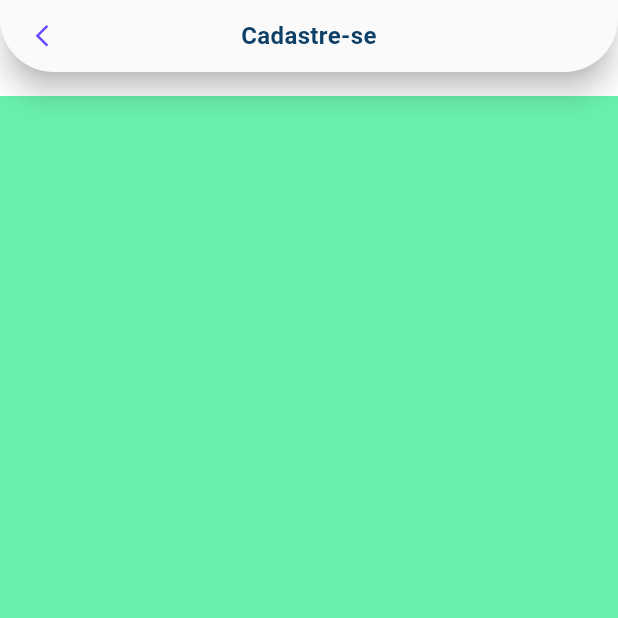
After one commit to leoCardosoDev/flutter_mac_app_agendamento, a Flutter app: the AuthPage screen opened by its route, after a tap on "Cadastrar", on a phone screen of 412 x 824 dp, the top half of it. The commit adds this screen. Run offline on Flutter 3.47's test engine with Material 3 defaults, Android fonts, the phone set to English and light mode, and no system bars; our stand-ins replace bloc, device_preview, dio, equatable, firebase_core, firebase_crashlytics and 11 more; missing offline and left inert: store_redirect; accounts and stored records are empty.

Commit message:
feat: add base page

```diff
--- /dev/null
+++ b/lib/core/widgets/app_base_page.dart
@@ -0,0 +1,70 @@
+import 'package:flutter/material.dart';
+import 'package:flutter_bloc/flutter_bloc.dart';
+import 'package:go_router/go_router.dart';
+
+import '../theme/app_theme.dart';
+import 'app_icon_button.dart';
+
+class AppBasePage extends StatelessWidget {
+  final String title;
+  final Widget body;
+  const AppBasePage({
+    super.key,
+    required this.title,
+    required this.body,
+  });
+
+  @override
+  Widget build(BuildContext context) {
+    final AppTheme theme = context.watch();
+    return Scaffold(
+      body: Stack(
+        children: [
+          SingleChildScrollView(
+            padding: EdgeInsets.only(
+              top: MediaQuery.paddingOf(context).top + 64,
+              bottom: MediaQuery.paddingOf(context).bottom,
+            ),
+            child: body,
+          ),
+          Align(
+            alignment: Alignment.topCenter,
+            child: Card(
+              color: theme.bg,
+              elevation: 8,
+              margin: EdgeInsets.zero,
+              shape: const RoundedRectangleBorder(
+                borderRadius: BorderRadius.vertical(
+                  bottom: Radius.circular(36),
+                ),
+              ),
+              child: SafeArea(
+                bottom: false,
+                child: Padding(
+                  padding: const EdgeInsets.symmetric(horizontal: 4),
+                  child: Row(
+                    mainAxisAlignment: MainAxisAlignment.center,
+                    children: [
+                      AppIconButton(
+                        iconPath: 'assets/icons/chevron_left.svg',
+                        onPressed: context.pop,
+                      ),
+                      Expanded(
+                        child: Text(
+                          title,
+                          textAlign: TextAlign.center,
+                          style: theme.body16Bold,
+                        ),
+                      ),
+                      const SizedBox(width: 48)
+                    ],
+                  ),
+                ),
+              ),
+            ),
+          ),
+        ],
+      ),
+    );
+  }
+}
--- a/lib/features/auth/pages/signup/signup_page.dart
+++ b/lib/features/auth/pages/signup/signup_page.dart
@@ -1,8 +1,5 @@
-import 'package:app_agendamento/core/theme/app_theme.dart';
-import 'package:app_agendamento/core/widgets/app_icon_button.dart';
+import 'package:app_agendamento/core/widgets/app_base_page.dart';
 import 'package:flutter/material.dart';
-import 'package:flutter_bloc/flutter_bloc.dart';
-import 'package:go_router/go_router.dart';
 
 class SignupPage extends StatefulWidget {
   const SignupPage({super.key});
@@ -14,50 +11,11 @@ class SignupPage extends StatefulWidget {
 class _SignupPageState extends State<SignupPage> {
   @override
   Widget build(BuildContext context) {
-    final AppTheme theme = context.watch();
-    return Scaffold(
-      body: Stack(
-        children: [
-          Align(
-            alignment: Alignment.topCenter,
-            child: Card(
-              color: theme.bg,
-              elevation: 8,
-              margin: EdgeInsets.zero,
-              shape: const RoundedRectangleBorder(
-                borderRadius: BorderRadius.vertical(
-                  bottom: Radius.circular(36),
-                ),
-              ),
-              child: SafeArea(
-                bottom: false,
-                child: Padding(
-                  padding: const EdgeInsets.symmetric(horizontal: 4),
-                  child: Row(
-                    mainAxisAlignment: MainAxisAlignment.center,
-                    children: [
-                      AppIconButton(
-                        iconPath: 'assets/icons/chevron_left.svg',
-                        onPressed: context.pop,
-                      ),
-                      const Expanded(
-                        child: Text(
-                          'Cadastre-se',
-                          textAlign: TextAlign.center,
-                          style: TextStyle(
-                            fontSize: 16,
-                            fontWeight: FontWeight.bold,
-                          ),
-                        ),
-                      ),
-                      const SizedBox(width: 48)
-                    ],
-                  ),
-                ),
-              ),
-            ),
-          ),
-        ],
+    return AppBasePage(
+      title: 'Cadastre-se',
+      body: Container(
+        color: Colors.greenAccent,
+        height: 2000,
       ),
     );
   }
```
